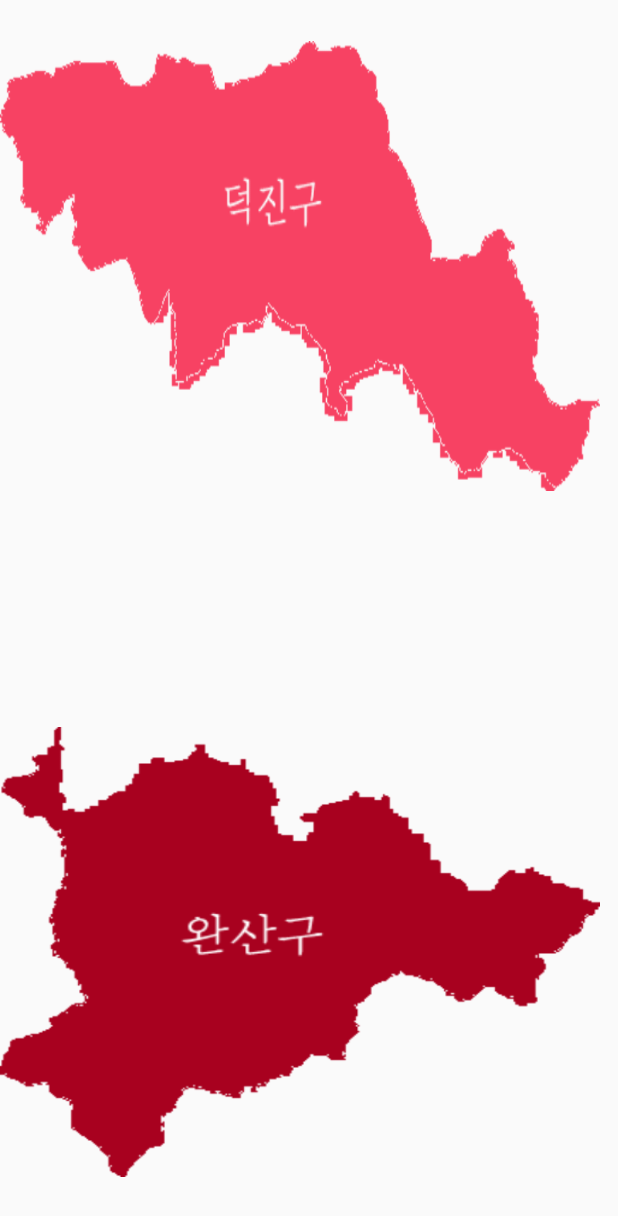
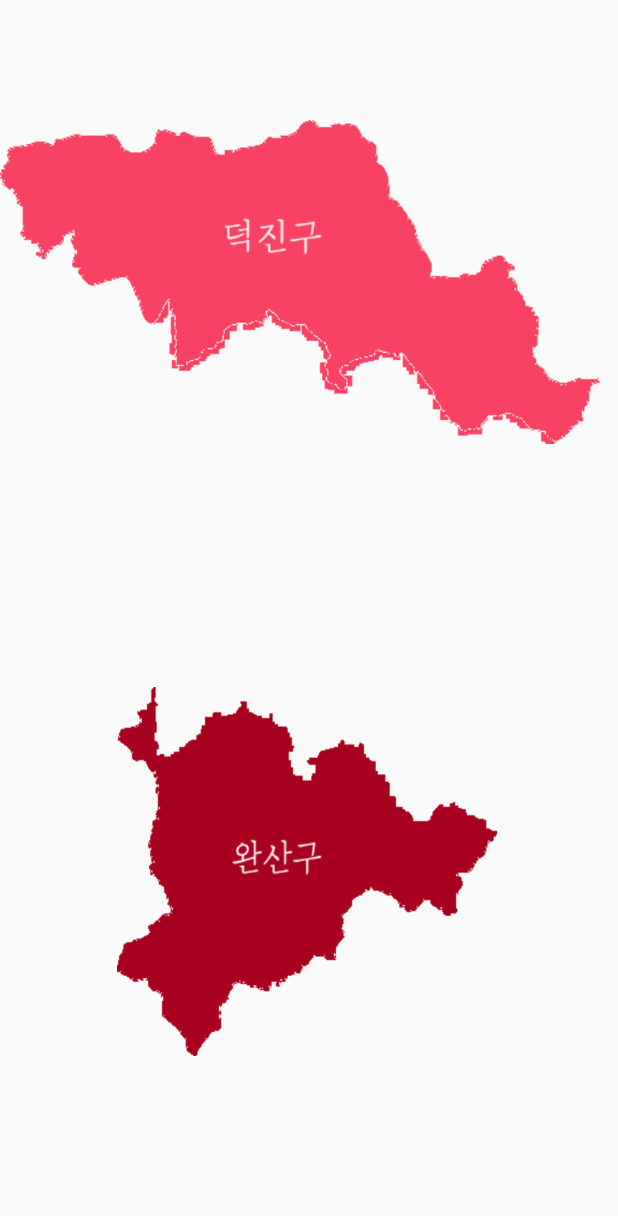
Before and after one commit to kairas83/ParkofJeonju, an Android app: the PartActivity screen opened directly, with no data from a screen before it, on a phone screen of 412 x 824 dp. Shown: the top 1216 px of the screen. Run offline under Robolectric (Android 15) with nearby library versions, the phone set to English and light mode, and no system bars; Roboto replaces fonts that are not available here.

Commit message:
구역별 지도 겹치기

```diff
--- a/app/src/main/res/layout/activity_part.xml
+++ b/app/src/main/res/layout/activity_part.xml
@@ -10,29 +10,26 @@
 
         <ImageButton
             android:layout_width="400dp"
-            android:layout_height="300dp"
-            app:srcCompat="@drawable/ic_btn_wansangoo"
-            android:id="@+id/wansangoo"
-            android:scaleType="fitXY"
-            android:onClick="wansangoo"
-            android:adjustViewBounds="true"
-            android:background="@android:color/transparent"
-            android:layout_alignParentBottom="true"
-            android:layout_alignParentStart="true"
-            android:layout_marginBottom="39dp" />
-
-        <ImageButton
-            android:layout_width="400dp"
-            android:layout_height="300dp"
+            android:layout_height="216dp"
             app:srcCompat="@drawable/ic_btn_dukjingoo"
             android:id="@+id/dukjingoo"
             android:scaleType="fitXY"
             android:onClick="dukjingoo"
             android:layout_alignParentTop="true"
             android:layout_alignParentStart="true"
-            android:layout_marginTop="27dp"
-            android:adjustViewBounds="true"
+            android:layout_marginTop="80dp"
+            android:background="@android:color/transparent"/>
+
+        <ImageButton
+            android:layout_width="253dp"
+            android:layout_height="246dp"
+            app:srcCompat="@drawable/ic_btn_wansangoo"
+            android:id="@+id/wansangoo"
+            android:scaleType="fitXY"
+            android:onClick="wansangoo"
             android:background="@android:color/transparent"
-            />
+            android:layout_alignParentBottom="true"
+            android:layout_marginLeft="78dp"
+            android:layout_marginBottom="120dp" />
     </RelativeLayout>
 </LinearLayout>
```
